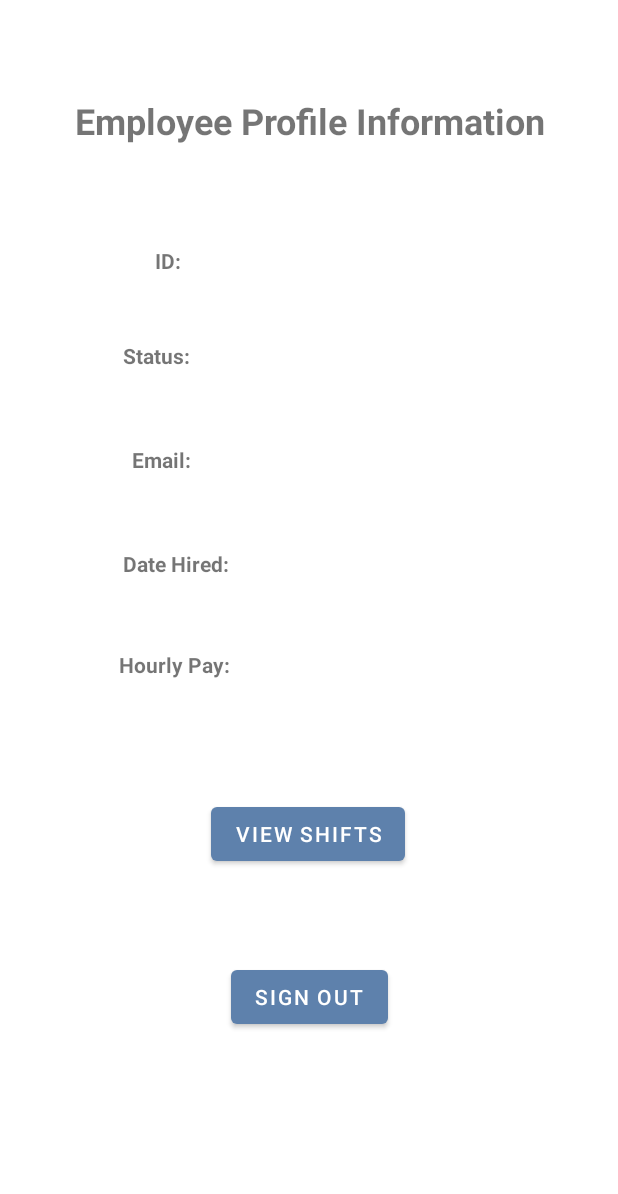
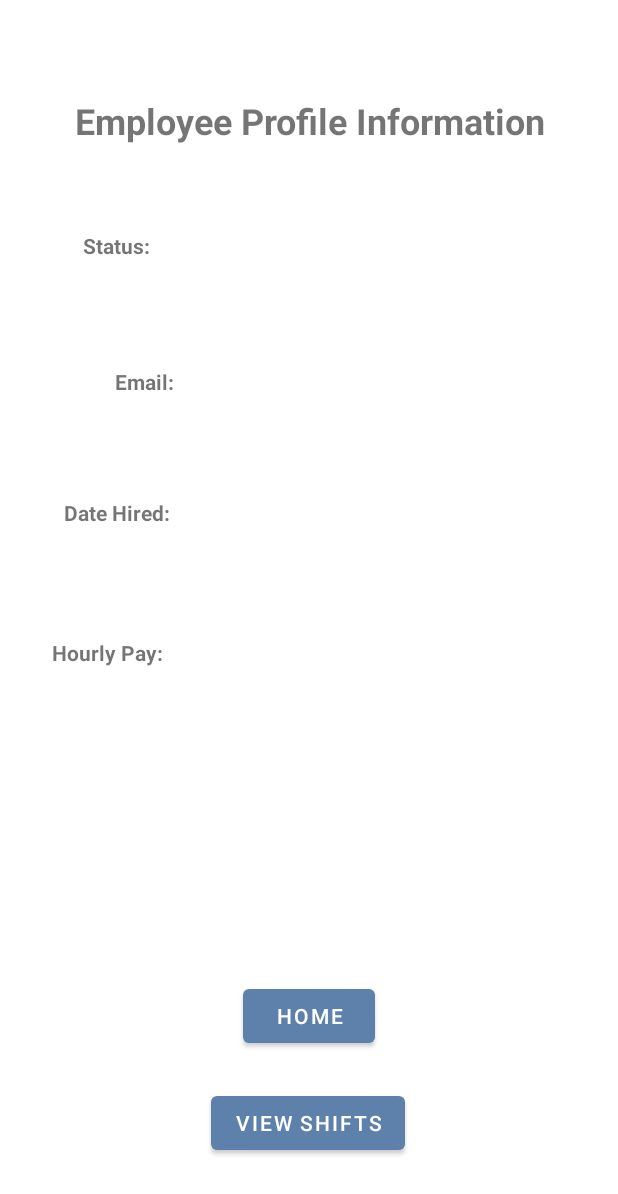
Before and after one commit to McGill-ECSE321-Winter2022/project-group-group-16, an Android app: the layout fragment_employeehomepage.xml on its own in the app's theme, with its tools: preview values and no code run, on a phone screen of 412 x 824 dp. Shown: the top 1194 px of the screen. Run offline under Robolectric (Android 15) with nearby library versions, the phone set to English and light mode, and no system bars.

Commit message:
Modified aesthetics
Co-Authored-By: Danny Tu <78064051+DannyTu2@users.noreply.github.com>

```diff
--- a/app/src/main/res/layout/fragment_employeehomepage.xml
+++ b/app/src/main/res/layout/fragment_employeehomepage.xml
@@ -9,27 +9,28 @@
         android:id="@+id/displayDateHired"
         android:layout_width="153dp"
         android:layout_height="49dp"
-        android:layout_marginStart="32dp"
-        android:layout_marginTop="366dp"
-        android:layout_marginEnd="226dp"
-        android:layout_marginBottom="346dp"
+        android:layout_marginStart="22dp"
+        android:layout_marginTop="50dp"
+        android:layout_marginEnd="105dp"
+        android:layout_marginBottom="53dp"
         android:text=""
         android:textStyle="bold"
-        app:layout_constraintBottom_toBottomOf="parent"
+        app:layout_constraintBottom_toTopOf="@+id/displayHourlyPay"
         app:layout_constraintEnd_toEndOf="parent"
-        app:layout_constraintHorizontal_bias="0.13"
         app:layout_constraintStart_toEndOf="@+id/textViewDateHired"
-        app:layout_constraintTop_toTopOf="parent"
-        app:layout_constraintVertical_bias="0.333" />
+        app:layout_constraintTop_toBottomOf="@+id/displayEmail" />
 
     <TextView
         android:id="@+id/textViewDateHired"
-        android:layout_width="wrap_content"
-        android:layout_height="wrap_content"
-        android:layout_marginStart="82dp"
-        android:layout_marginTop="50dp"
+        android:layout_width="78dp"
+        android:layout_height="17dp"
+        android:layout_marginStart="53dp"
+        android:layout_marginEnd="22dp"
+        android:layout_marginBottom="76dp"
         android:text="Date Hired:"
         android:textStyle="bold"
+        app:layout_constraintBottom_toTopOf="@+id/textViewHourlyPay"
+        app:layout_constraintEnd_toStartOf="@+id/displayDateHired"
         app:layout_constraintStart_toStartOf="parent"
         app:layout_constraintTop_toBottomOf="@+id/textViewEmail" />
 
@@ -47,24 +48,15 @@
 
 
     <TextView
-        android:id="@+id/textViewId"
-        android:layout_width="wrap_content"
-        android:layout_height="wrap_content"
-        android:layout_marginStart="100dp"
-        android:layout_marginTop="164dp"
-        android:text=" ID:"
-        android:textStyle="bold"
-        app:layout_constraintStart_toStartOf="parent"
-        app:layout_constraintTop_toTopOf="parent" />
-
-    <TextView
         android:id="@+id/textViewHourlyPay"
         android:layout_width="wrap_content"
         android:layout_height="wrap_content"
-        android:layout_marginStart="79dp"
-        android:layout_marginTop="48dp"
+        android:layout_marginStart="30dp"
+        android:layout_marginTop="76dp"
+        android:layout_marginEnd="10dp"
         android:text="Hourly Pay:"
         android:textStyle="bold"
+        app:layout_constraintEnd_toStartOf="@+id/displayHourlyPay"
         app:layout_constraintStart_toStartOf="parent"
         app:layout_constraintTop_toBottomOf="@+id/textViewDateHired" />
 
@@ -72,10 +64,14 @@
         android:id="@+id/textViewEmail"
         android:layout_width="wrap_content"
         android:layout_height="wrap_content"
-        android:layout_marginStart="88dp"
-        android:layout_marginTop="50dp"
+        android:layout_marginStart="66dp"
+        android:layout_marginTop="71dp"
+        android:layout_marginEnd="48dp"
+        android:layout_marginBottom="68dp"
         android:text="Email:"
         android:textStyle="bold"
+        app:layout_constraintBottom_toTopOf="@+id/textViewDateHired"
+        app:layout_constraintEnd_toStartOf="@+id/displayEmail"
         app:layout_constraintStart_toStartOf="parent"
         app:layout_constraintTop_toBottomOf="@+id/textViewStatus" />
 
@@ -83,78 +79,53 @@
         android:id="@+id/textViewStatus"
         android:layout_width="wrap_content"
         android:layout_height="wrap_content"
-        android:layout_marginStart="82dp"
-        android:layout_marginTop="44dp"
+        android:layout_marginStart="60dp"
+        android:layout_marginTop="57dp"
+        android:layout_marginEnd="10dp"
         android:text="Status:"
         android:textStyle="bold"
+        app:layout_constraintBottom_toTopOf="@+id/textViewEmail"
+        app:layout_constraintEnd_toStartOf="@+id/displayStatus"
         app:layout_constraintStart_toStartOf="parent"
-        app:layout_constraintTop_toBottomOf="@+id/textViewId" />
-
-
-    <TextView
-        android:id="@+id/displayId"
-        android:layout_width="115dp"
-        android:layout_height="45dp"
-        android:layout_marginStart="64dp"
-        android:layout_marginTop="172dp"
-        android:layout_marginEnd="226dp"
-        android:layout_marginBottom="540dp"
-        android:text=""
-        android:textStyle="bold"
-        app:layout_constraintBottom_toBottomOf="parent"
-        app:layout_constraintEnd_toEndOf="parent"
-        app:layout_constraintHorizontal_bias="0.0"
-        app:layout_constraintStart_toEndOf="@+id/textViewId"
-        app:layout_constraintTop_toTopOf="parent"
-        app:layout_constraintVertical_bias="0.47" />
+        app:layout_constraintTop_toBottomOf="@+id/textView2" />
 
     <TextView
         android:id="@+id/displayHourlyPay"
         android:layout_width="159dp"
         android:layout_height="51dp"
-        android:layout_marginStart="32dp"
-        android:layout_marginTop="433dp"
-        android:layout_marginEnd="225dp"
-        android:layout_marginBottom="285dp"
+        android:layout_marginStart="34dp"
+        android:layout_marginEnd="91dp"
+        android:layout_marginBottom="100dp"
         android:text=""
         android:textStyle="bold"
-        app:layout_constraintBottom_toBottomOf="parent"
+        app:layout_constraintBottom_toTopOf="@+id/button2"
         app:layout_constraintEnd_toEndOf="parent"
-        app:layout_constraintHorizontal_bias="0.075"
         app:layout_constraintStart_toEndOf="@+id/textViewHourlyPay"
-        app:layout_constraintTop_toTopOf="parent"
-        app:layout_constraintVertical_bias="0.342" />
+        app:layout_constraintTop_toBottomOf="@+id/displayDateHired" />
 
     <TextView
         android:id="@+id/displayEmail"
         android:layout_width="127dp"
         android:layout_height="41dp"
-        android:layout_marginStart="58dp"
-        android:layout_marginTop="289dp"
-        android:layout_marginEnd="226dp"
-        android:layout_marginBottom="426dp"
+        android:layout_marginTop="34dp"
+        android:layout_marginEnd="100dp"
         android:text=""
         android:textStyle="bold"
-        app:layout_constraintBottom_toBottomOf="parent"
+        app:layout_constraintBottom_toTopOf="@+id/displayDateHired"
         app:layout_constraintEnd_toEndOf="parent"
-        app:layout_constraintHorizontal_bias="0.094"
         app:layout_constraintStart_toEndOf="@+id/textViewEmail"
-        app:layout_constraintTop_toTopOf="parent"
-        app:layout_constraintVertical_bias="0.12" />
+        app:layout_constraintTop_toBottomOf="@+id/displayStatus" />
 
     <TextView
         android:id="@+id/displayStatus"
         android:layout_width="121dp"
         android:layout_height="34dp"
-        android:layout_marginStart="55dp"
-        android:layout_marginTop="135dp"
-        android:layout_marginEnd="224dp"
-        android:layout_marginBottom="188dp"
+        android:layout_marginStart="48dp"
+        android:layout_marginTop="57dp"
+        android:layout_marginEnd="137dp"
         android:text=""
         android:textStyle="bold"
-        app:layout_constraintBottom_toTopOf="@+id/displayHourlyPay"
         app:layout_constraintEnd_toEndOf="parent"
-        app:layout_constraintHorizontal_bias="0.086"
         app:layout_constraintStart_toEndOf="@+id/textViewStatus"
         app:layout_constraintTop_toBottomOf="@+id/textView2" />
 
@@ -163,29 +134,25 @@
         android:layout_width="wrap_content"
         android:layout_height="wrap_content"
         android:layout_marginStart="140dp"
-        android:layout_marginTop="54dp"
         android:layout_marginEnd="141dp"
-        android:layout_marginBottom="18dp"
+        android:layout_marginBottom="51dp"
         android:onClick="goToViewShift"
         android:text="VIEW SHIFTS"
-        app:layout_constraintBottom_toTopOf="@+id/button2"
+        app:layout_constraintBottom_toBottomOf="parent"
         app:layout_constraintEnd_toEndOf="parent"
-        app:layout_constraintStart_toStartOf="parent"
-        app:layout_constraintTop_toBottomOf="@+id/textViewHourlyPay" />
+        app:layout_constraintStart_toStartOf="parent" />
 
     <Button
         android:id="@+id/button2"
         android:layout_width="wrap_content"
         android:layout_height="wrap_content"
-        android:layout_marginStart="153dp"
-        android:layout_marginTop="18dp"
-        android:layout_marginEnd="153dp"
-        android:layout_marginBottom="110dp"
-        android:text="SIGN OUT"
-        app:layout_constraintBottom_toBottomOf="parent"
+        android:layout_marginStart="161dp"
+        android:layout_marginEnd="162dp"
+        android:layout_marginBottom="23dp"
+        android:text="Home"
+        app:layout_constraintBottom_toTopOf="@+id/button"
         app:layout_constraintEnd_toEndOf="parent"
-        app:layout_constraintStart_toStartOf="parent"
-        app:layout_constraintTop_toBottomOf="@+id/button" />
+        app:layout_constraintStart_toStartOf="parent" />
 
 
 </androidx.constraintlayout.widget.ConstraintLayout>
```
Also changed, not shown: app/src/main/res/layout/fragment_manager_home.xml (+10 -0 lines), app/src/main/res/layout/fragment_test.xml (deleted, +0 -170 lines).
